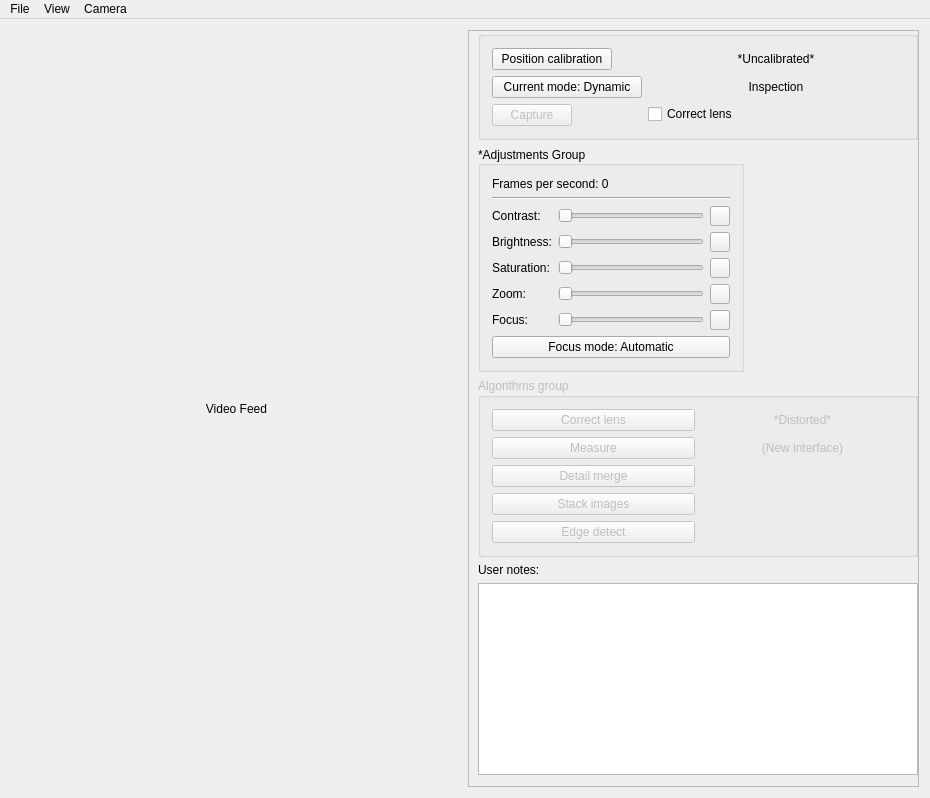
Above: mainwindow.ui from JustasBart/DigitalInspectionAndMeasurement before the change. Below: the same form after it.
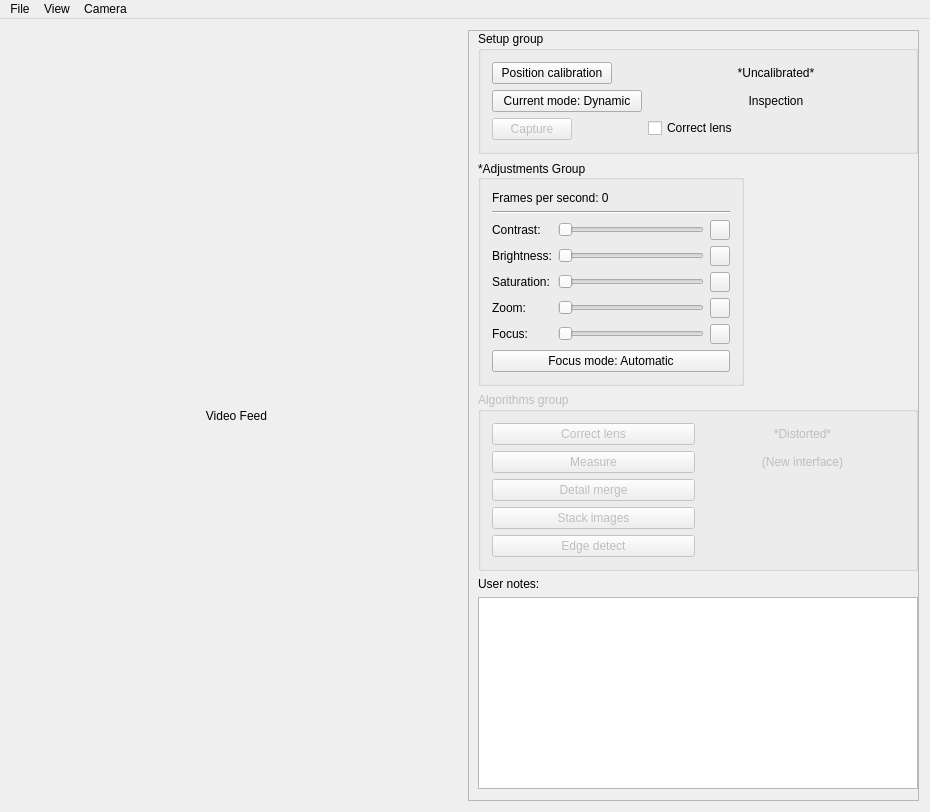
That is the form after the change.

```diff
--- a/mainwindow.ui
+++ b/mainwindow.ui
@@ -7,7 +7,7 @@
     <x>0</x>
     <y>0</y>
     <width>930</width>
-    <height>776</height>
+    <height>789</height>
    </rect>
   </property>
   <property name="sizePolicy">
@@ -109,7 +109,7 @@
           </sizepolicy>
          </property>
          <property name="title">
-          <string/>
+          <string>Setup group</string>
          </property>
          <layout class="QFormLayout" name="formLayout">
           <item row="0" column="0">
```
Left out of the diff: 89 changed lines with no effect on the pictures.
